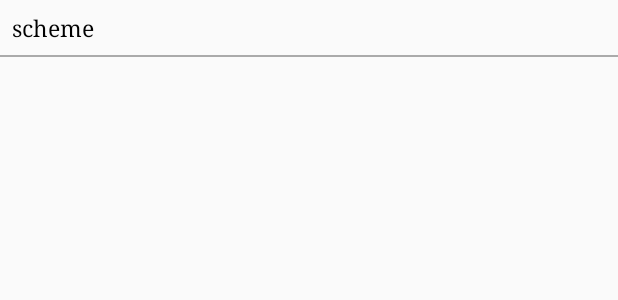
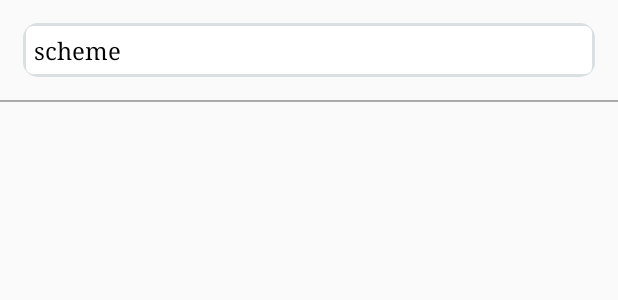
Before and after one commit to sagarmahajan20/NC_TIU_SB109_Trojans301, an Android app: the layout education_feed.xml on its own in the app's theme, with its tools: preview values and no code run, on a phone screen of 412 x 824 dp. Shown: the top 300 px of the screen. Run offline under Robolectric (Android 15) with nearby library versions, the phone set to English and light mode, and no system bars.

Commit message:
Updated ui of main scheme

```diff
--- a/app/src/main/res/layout/activity_education.xml
+++ b/app/src/main/res/layout/activity_education.xml
@@ -46,6 +46,8 @@
                 android:layout_marginBottom="5dp"
                 android:layout_weight="4"
                 android:background="@drawable/cborder"
+                android:textColor="@color/bg"
+                android:fontFamily="serif"
                 android:text="My Scheme"/>
 
 
--- a/app/src/main/res/layout/education_feed.xml
+++ b/app/src/main/res/layout/education_feed.xml
@@ -7,20 +7,36 @@
     <LinearLayout
         android:layout_width="match_parent"
         android:layout_height="wrap_content"
-        android:orientation="vertical"
-        android:layout_margin="8dp"
+        android:orientation="horizontal"
+        android:weightSum="5"
+        android:layout_marginStart="10dp"
+        android:layout_marginEnd="10dp"
+        android:layout_marginTop="10dp"
+        android:layout_marginBottom="10dp"
+        android:padding="5dp"
         >
         <TextView
             android:layout_width="match_parent"
             android:layout_height="wrap_content"
             android:text="scheme"
             android:id="@+id/Eduscheme"
-            android:textSize="15dp"
+            android:layout_weight="1"
+            android:padding="7dp"
+            android:textSize="16sp"
             android:textColor="#000000"
+            android:background="@drawable/rectangle"
             android:textStyle="normal"
             android:fontFamily="serif">
 
         </TextView>
+
+
+
+
+
+
+
+
 
 
     </LinearLayout>
```
